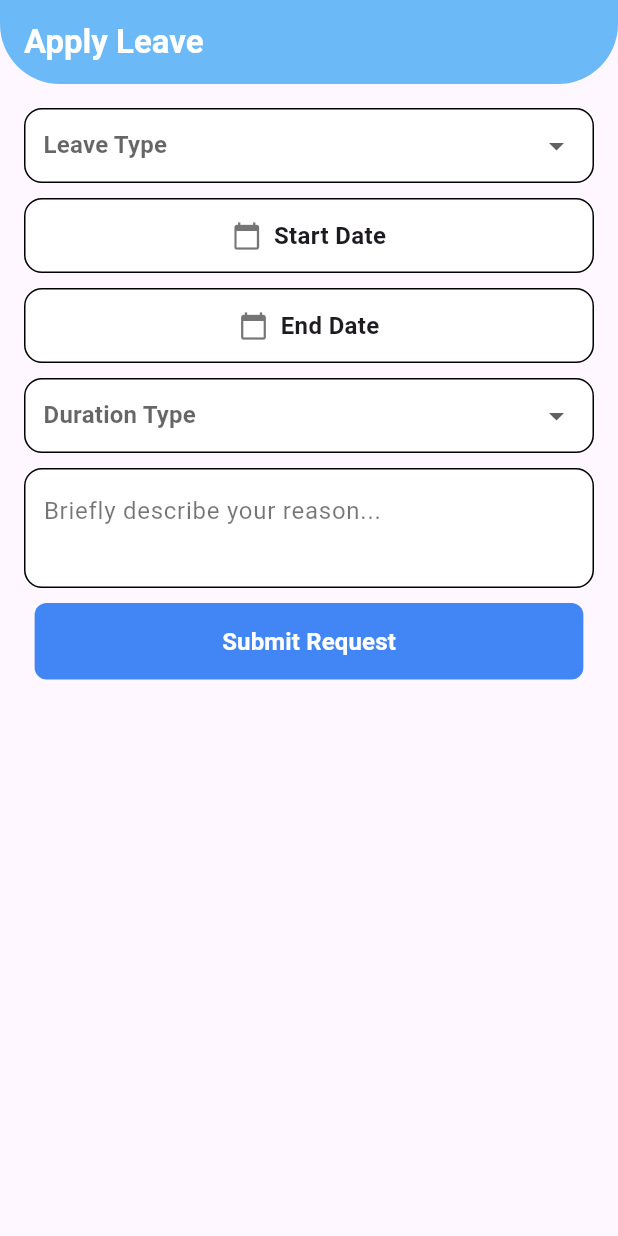
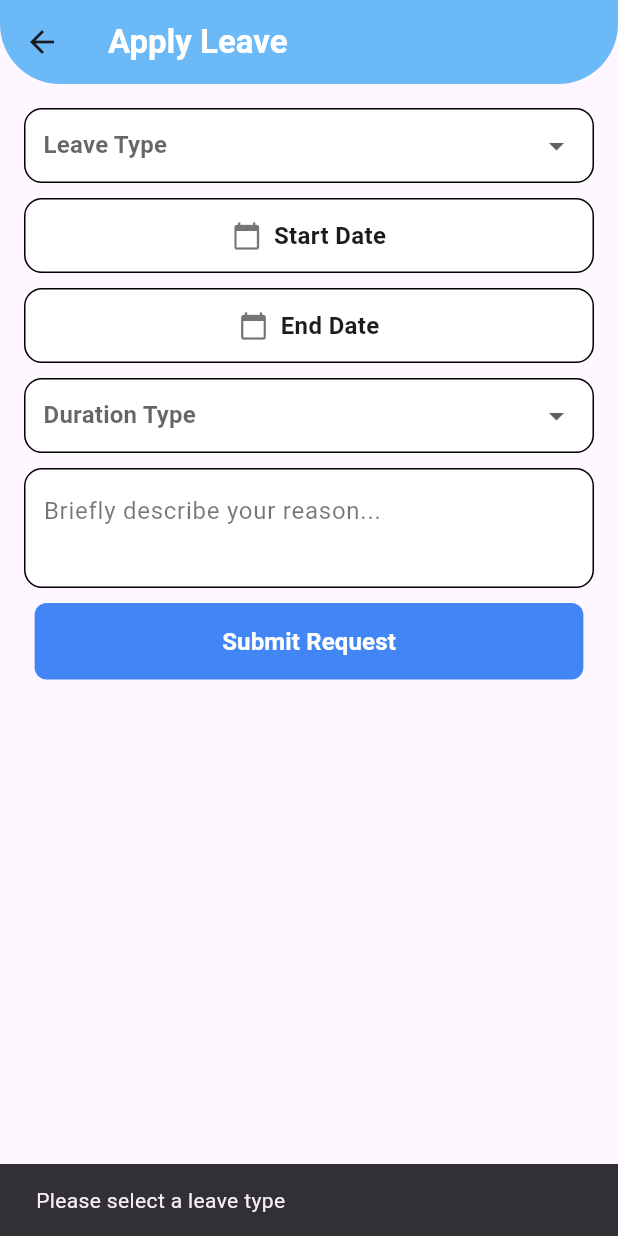
Before and after one commit to shreyawagh27/Leave-web, a Flutter app: the MyWidget screen opened directly, after a tap on "Submit Request", on a phone screen of 412 x 824 dp. Run offline on Flutter 3.47's test engine with Material 3 defaults, Android fonts, the phone set to English and light mode, and no system bars; our stand-ins replace cloud_firestore, firebase_core; accounts and stored records are empty.

Commit message:
add model.dart file

```diff
--- a/lib/main.dart
+++ b/lib/main.dart
@@ -1,7 +1,9 @@
 import 'package:flutter/material.dart';
 import 'package:firebase_core/firebase_core.dart';
+import 'package:flutter_application_1/view/leave_request.dart';
 
 import 'view/submit_request.dart';
+import 'view/leave_request.dart';
 
 
 void main() async {
@@ -18,7 +20,7 @@ class MainApp extends StatelessWidget {
   Widget build(BuildContext context) {
     return const MaterialApp(
       debugShowCheckedModeBanner: false,
-      home: MyWidget(),
+      home: LeaveRequestPage(),
     );
   }
 }
--- a/lib/view/leave_request.dart
+++ b/lib/view/leave_request.dart
@@ -236,4 +236,3 @@ class _LeaveRequestPageState extends State<LeaveRequestPage> {
     );
   }
 }
-//changes are remaing//
--- a/lib/view/submit_request.dart
+++ b/lib/view/submit_request.dart
@@ -1,4 +1,3 @@
-
 import 'package:flutter/material.dart';
 import 'package:intl/intl.dart';
 import 'package:cloud_firestore/cloud_firestore.dart';
@@ -84,7 +83,6 @@ class _MyWidgetState extends State<MyWidget> {
 
             const SizedBox(height: 10),
 
-
             Container(
               width: MediaQuery.of(context).size.width,
               height: 50,
@@ -104,7 +102,9 @@ class _MyWidgetState extends State<MyWidget> {
                   );
                   if (datePicked != null) {
                     setState(() {
-                      selectedDate = DateFormat('dd MMM yyyy').format(datePicked);
+                      selectedDate = DateFormat(
+                        'dd MMM yyyy',
+                      ).format(datePicked);
                     });
                   }
                 },
@@ -131,8 +131,6 @@ class _MyWidgetState extends State<MyWidget> {
 
             const SizedBox(height: 10),
 
-
-
             Container(
               width: MediaQuery.of(context).size.width,
               height: 50,
@@ -157,8 +155,9 @@ class _MyWidgetState extends State<MyWidget> {
 
                   if (datePicked != null) {
                     setState(() {
-                      selectedEndDate =
-                          DateFormat('dd MMM yyyy').format(datePicked);
+                      selectedEndDate = DateFormat(
+                        'dd MMM yyyy',
+                      ).format(datePicked);
                     });
                   }
                 },
@@ -184,7 +183,6 @@ class _MyWidgetState extends State<MyWidget> {
             ),
 
             const SizedBox(height: 10),
-
 
             Container(
               width: MediaQuery.of(context).size.width,
@@ -226,7 +224,7 @@ class _MyWidgetState extends State<MyWidget> {
                 borderRadius: BorderRadius.circular(12),
                 border: Border.all(color: Colors.black),
               ),
-              child:  TextField(
+              child: TextField(
                 controller: desController,
                 maxLines: 3,
                 decoration: InputDecoration(
@@ -241,14 +239,43 @@ class _MyWidgetState extends State<MyWidget> {
 
             FilledButton(
               onPressed: () async {
-                if(selectedLeaveType == null){
-                  print('selected leave type must be declare'); //pop call
+                if (selectedLeaveType == null || selectedLeaveType!.isEmpty) {
+                  print('Please select a leave type');
+                  ScaffoldMessenger.of(context).showSnackBar(
+                    const SnackBar(content: Text('Please select a leave type')),
+                  );
                   return;
                 }
-                //if
+                if (selectedDurationType == null || selectedDurationType!.isEmpty){
+                  print('Please select a duration');
+                  ScaffoldMessenger.of(context).showSnackBar(
+                    const SnackBar(content: Text('Please select a Duration')),
+                  );
+                  return;
+                }
+                if (desController.text.trim().isEmpty){
+                  print('Please enter a description');
+                  ScaffoldMessenger.of(context).showSnackBar(
+                    const SnackBar(content: Text('Please enter a description')),
 
-                Map<String,dynamic> data = {'name':'shreya','start': selectedDate,'end':selectedEndDate,'type':selectedLeaveType,'duration':selectedDurationType,'description': desController.text };
-              await FirebaseFirestore.instance.collection("leave_request").add(data);
+                  );
+                  return;
+                }
+
+                Map<String, dynamic> data = {
+                  'name': 'shreya',
+                  'start': selectedDate,
+                  'end': selectedEndDate,
+                  'type': selectedLeaveType,
+                  'duration': selectedDurationType,
+                  'description': desController.text,
+                };
+                await FirebaseFirestore.instance
+                    .collection("leave_request")
+                    .add(data);
+                ScaffoldMessenger.of(context).showSnackBar(
+                  const SnackBar(content: Text('Leave request submitted successfully!')),
+                );
               },
               style: FilledButton.styleFrom(
                 backgroundColor: const Color(0xFF4285F4),
```
Also changed, not shown: lib/model/leave_request_model.dart (added, +21 -0 lines), pubspec.lock.
